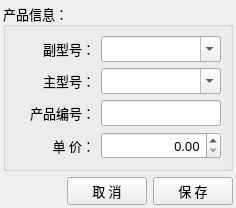
Qt form ui/FormProduct.ui (archsh/quickexcel) before a commit.
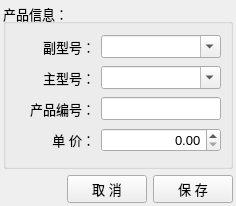
The same form after that commit.

The edit to the form file:
```diff
--- a/ui/FormProduct.ui
+++ b/ui/FormProduct.ui
@@ -12,7 +12,7 @@
   </property>
   <property name="font">
    <font>
-    <family>微软雅黑</family>
+    
     <pointsize>10</pointsize>
    </font>
   </property>
```
